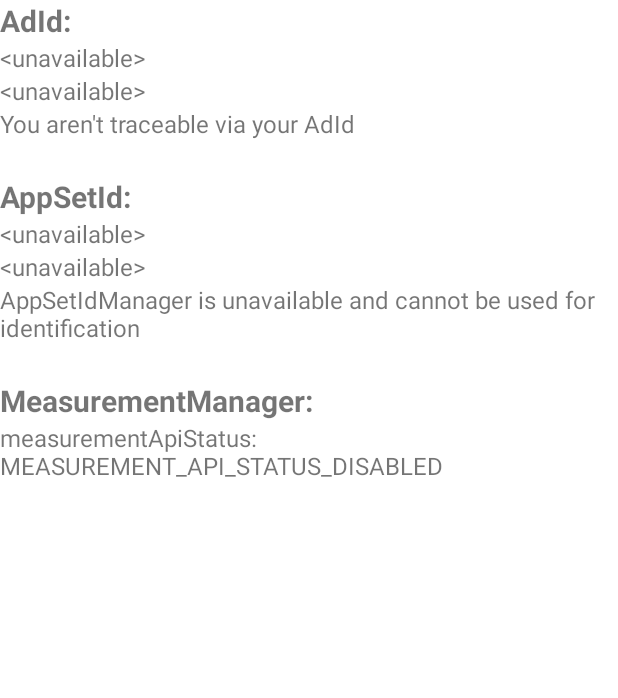
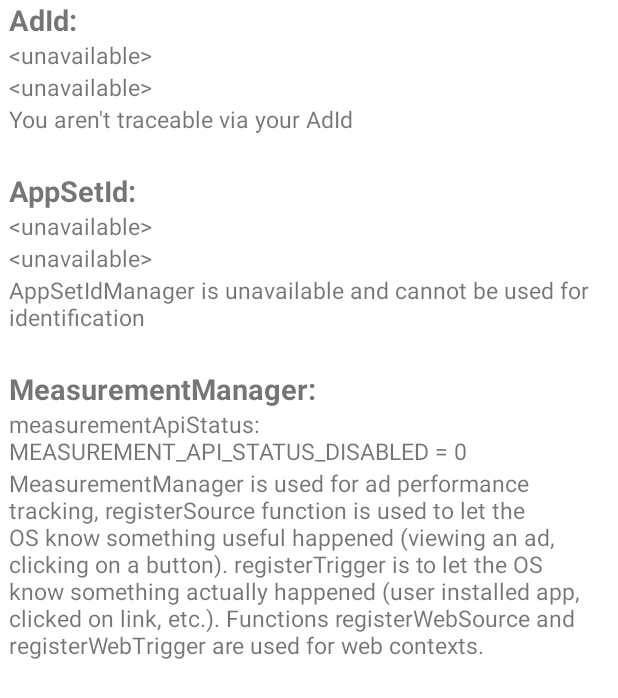
Before and after one commit to Jundertag/AdManager, an Android app: the screen it shows after launch (MainActivity), on a phone screen of 412 x 824 dp. Shown: the top 698 px of the screen. Run offline under Robolectric (Android 15) with nearby library versions, the phone set to English and light mode, and no system bars; 1 statement that could not run was skipped.

Commit message:
adding MeasurementManager technical description, adding @dimen/text_padding_horizontal resource for abstraction.

```diff
--- a/app/src/main/java/com/jayden/ad_manager/app/ui/MainActivity.kt
+++ b/app/src/main/java/com/jayden/ad_manager/app/ui/MainActivity.kt
@@ -31,15 +31,6 @@ class MainActivity : AppCompatActivity() {
         super.onCreate(savedInstanceState)
         _binding = ActivityMainBinding.inflate(layoutInflater)
         setContentView(binding.root)
-
-        binding.adTitle.apply {
-            post {
-                val cutoutTopInset = windowManager.currentWindowMetrics.windowInsets.displayCutout?.safeInsetTop ?: 0
-                Log.v(TAG, "inset top is $cutoutTopInset")
-                (layoutParams as ViewGroup.MarginLayoutParams).setMargins(0, cutoutTopInset, 0, 0)
-                Log.d(TAG, "set margins to { left = 0, top = $cutoutTopInset, right = 0, bottom = 0 }")
-            }
-        }
 
         lifecycleScope.launch {
             repeatOnLifecycle(Lifecycle.State.STARTED) {
@@ -95,12 +86,25 @@ class MainActivity : AppCompatActivity() {
                 viewModel.refreshMeasurementApiStatus()
                 viewModel.measurementApiStatus.collect { status ->
                     binding.measurementApiStatus.text = when (status) {
-                        true -> "measurementApiStatus: MEASUREMENT_API_STATUS_ENABLED"
-                        false -> "measurementApiStatus: MEASUREMENT_API_STATUS_DISABLED"
+                        true -> "measurementApiStatus: MEASUREMENT_API_STATUS_ENABLED = 1"
+                        false -> "measurementApiStatus: MEASUREMENT_API_STATUS_DISABLED = 0"
                         null -> "<unavailable>"
                     }
                 }
             }
+        }
+
+        binding.adTitle.post {
+            val cutoutTopInset =
+                windowManager.currentWindowMetrics.windowInsets.displayCutout?.safeInsetTop ?: 0
+            Log.v(TAG, "inset top is $cutoutTopInset")
+            (binding.adTitle.layoutParams as ViewGroup.MarginLayoutParams).setMargins(
+                0,
+                cutoutTopInset,
+                0,
+                0
+            )
+            Log.d(TAG, "set margins to { left = 0, top = $cutoutTopInset, right = 0, bottom = 0 }")
         }
     }
 
--- a/app/src/main/res/layout/activity_main.xml
+++ b/app/src/main/res/layout/activity_main.xml
@@ -9,6 +9,7 @@
         android:id="@+id/ad_title"
         android:layout_width="wrap_content"
         android:layout_height="wrap_content"
+        android:paddingHorizontal="@dimen/text_padding_horizontal"
         android:text="AdId:"
         android:textSize="@dimen/text_bold_size"
         android:textStyle="bold"
@@ -19,6 +20,7 @@
         android:id="@+id/ad_value"
         android:layout_width="wrap_content"
         android:layout_height="wrap_content"
+        android:paddingHorizontal="@dimen/text_padding_horizontal"
         android:text="loading..."
         android:textSize="@dimen/text_normal_size"
         app:layout_constraintTop_toBottomOf="@id/ad_title"
@@ -28,6 +30,8 @@
         android:id="@+id/ad_limited_tracking_value"
         android:layout_width="wrap_content"
         android:layout_height="wrap_content"
+        android:paddingHorizontal="@dimen/text_padding_horizontal"
+        android:text="loading..."
         android:textSize="@dimen/text_normal_size"
         app:layout_constraintTop_toBottomOf="@id/ad_value"
         app:layout_constraintStart_toStartOf="parent"/>
@@ -36,6 +40,7 @@
         android:id="@+id/ad_description"
         android:layout_width="wrap_content"
         android:layout_height="wrap_content"
+        android:paddingHorizontal="@dimen/text_padding_horizontal"
         android:text="@string/ad_id_limited_true"
         android:textSize="@dimen/text_normal_size"
         app:layout_constraintTop_toBottomOf="@id/ad_limited_tracking_value"
@@ -45,6 +50,7 @@
         android:id="@+id/app_set_id_title"
         android:layout_width="wrap_content"
         android:layout_height="wrap_content"
+        android:paddingHorizontal="@dimen/text_padding_horizontal"
         android:layout_marginTop="24dp"
         android:text="AppSetId:"
         android:textSize="@dimen/text_bold_size"
@@ -56,6 +62,7 @@
         android:id="@+id/app_set_id_value"
         android:layout_width="wrap_content"
         android:layout_height="wrap_content"
+        android:paddingHorizontal="@dimen/text_padding_horizontal"
         android:text="loading..."
         android:textSize="@dimen/text_normal_size"
         app:layout_constraintTop_toBottomOf="@id/app_set_id_title"
@@ -65,6 +72,7 @@
         android:id="@+id/app_set_id_scope"
         android:layout_width="wrap_content"
         android:layout_height="wrap_content"
+        android:paddingHorizontal="@dimen/text_padding_horizontal"
         android:text="loading..."
         android:textSize="@dimen/text_normal_size"
         app:layout_constraintTop_toBottomOf="@id/app_set_id_value"
@@ -74,6 +82,7 @@
         android:id="@+id/app_set_id_description"
         android:layout_width="wrap_content"
         android:layout_height="wrap_content"
+        android:paddingHorizontal="@dimen/text_padding_horizontal"
         android:textSize="@dimen/text_normal_size"
         app:layout_constraintTop_toBottomOf="@id/app_set_id_scope"
         app:layout_constraintStart_toStartOf="parent"/>
@@ -82,6 +91,7 @@
         android:id="@+id/measurement_api_title"
         android:layout_width="wrap_content"
         android:layout_height="wrap_content"
+        android:paddingHorizontal="@dimen/text_padding_horizontal"
         android:layout_marginTop="24dp"
         android:text="MeasurementManager:"
         android:textSize="@dimen/text_bold_size"
@@ -93,8 +103,19 @@
         android:id="@+id/measurement_api_status"
         android:layout_width="wrap_content"
         android:layout_height="wrap_content"
+        android:paddingHorizontal="@dimen/text_padding_horizontal"
         android:textSize="@dimen/text_normal_size"
         app:layout_constraintTop_toBottomOf="@id/measurement_api_title"
         app:layout_constraintStart_toStartOf="parent"/>
 
+    <TextView
+        android:id="@+id/measurement_api_description"
+        android:layout_width="wrap_content"
+        android:layout_height="wrap_content"
+        android:paddingHorizontal="@dimen/text_padding_horizontal"
+        android:text="@string/measurement_api_description"
+        android:textSize="@dimen/text_normal_size"
+        app:layout_constraintTop_toBottomOf="@id/measurement_api_status"
+        app:layout_constraintStart_toStartOf="parent"/>
+
 </androidx.constraintlayout.widget.ConstraintLayout>
--- a/app/src/main/res/values/dimens.xml
+++ b/app/src/main/res/values/dimens.xml
@@ -1,5 +1,6 @@
 <?xml version="1.0" encoding="utf-8"?>
 <resources>
-    <dimen name="text_bold_size">20sp</dimen>
-    <dimen name="text_normal_size">16sp</dimen>
+    <dimen name="text_bold_size">19sp</dimen>
+    <dimen name="text_normal_size">15sp</dimen>
+    <dimen name="text_padding_horizontal">6dp</dimen>
 </resources>
--- a/app/src/main/res/values/strings.xml
+++ b/app/src/main/res/values/strings.xml
@@ -9,4 +9,5 @@
     <string name="app_set_id_unavailable">&lt;unavailable&gt;</string>
     <string name="app_set_id_unusable">AppSetIdManager is unavailable and cannot be used for identification</string>
     <string name="ad_id_unavailable"><![CDATA[<unavailable>]]></string>
+    <string name="measurement_api_description">"MeasurementManager is used for ad performance tracking, registerSource function is used to let the OS know something useful happened (viewing an ad, clicking on a button). registerTrigger is to let the OS know something actually happened (user installed app, clicked on link, etc.). Functions registerWebSource and registerWebTrigger are used for web contexts."</string>
 </resources>
```
